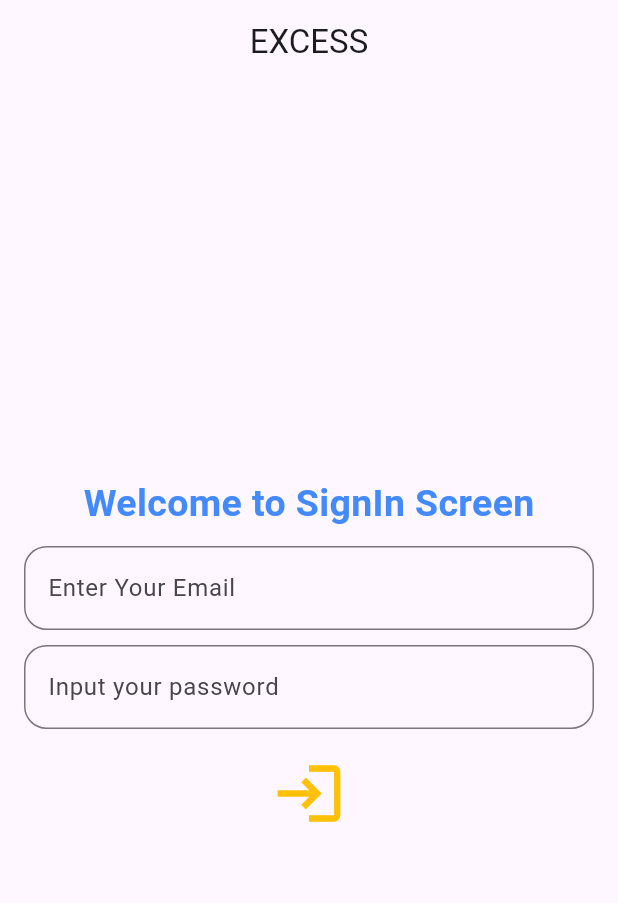
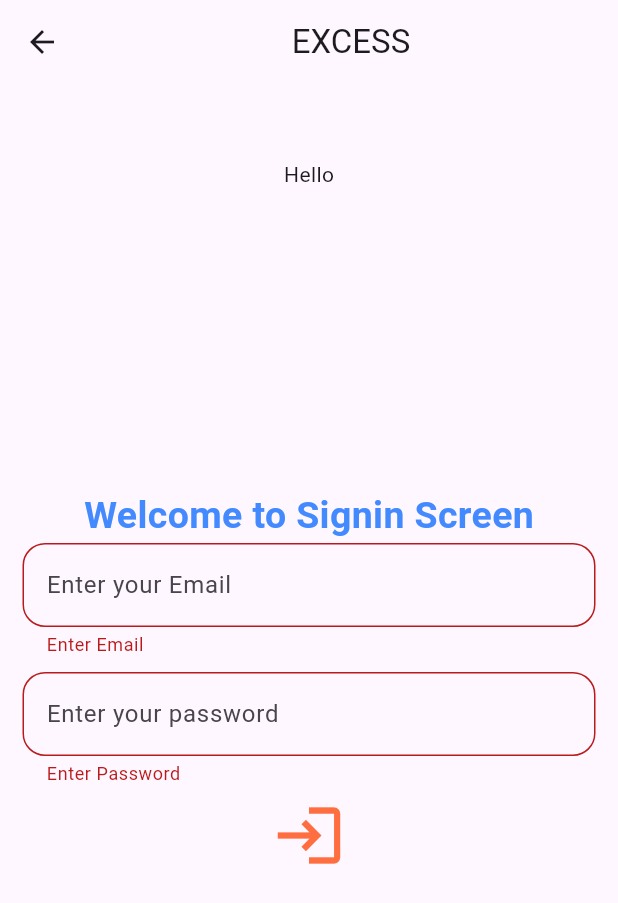
Before and after one commit to pratyoos/flutter_app, a Flutter app: the screen it shows after launch, after a tap on the "login" icon, on a phone screen of 412 x 824 dp. Shown: the top 903 px of the screen. Run offline on Flutter 3.47's test engine with Material 3 defaults, Android fonts, the phone set to English and light mode, and no system bars.

Commit message:
Updated Some Files

```diff
--- a/lib/Day3/day3.dart
+++ b/lib/Day3/day3.dart
@@ -1,41 +1,48 @@
 import 'package:flutter/material.dart';
 
-class SignInScreen extends StatefulWidget {
-  const SignInScreen({super.key});
+class SigninScreen extends StatefulWidget {
+  final String name;
+  const SigninScreen({super.key, required this.name});
 
   @override
-  State<SignInScreen> createState() => _SignInScreenState();
+  State<SigninScreen> createState() => _SigninScreenState();
 }
 
-class _SignInScreenState extends State<SignInScreen> {
+class _SigninScreenState extends State<SigninScreen> {
   TextEditingController emailController = TextEditingController();
   TextEditingController passwordController = TextEditingController();
-
   final validator = GlobalKey<FormState>();
-
   @override
   Widget build(BuildContext context) {
     return Scaffold(
-      appBar: AppBar(title: const Center(child: Text("EXCESS"))),
-      body: Padding(
-        padding: const EdgeInsets.all(16.0),
-        child: Column(
-          mainAxisAlignment: MainAxisAlignment.center,
+      appBar: AppBar(title: Center(child: Text("EXCESS"))),
+      body: Column(
         children: [
-            const Text(
-              "Welcome to SignIn Screen",
+          Padding(padding: const EdgeInsets.only(top: 50),
+          child: Text(widget.name)),
+          Center(
+            child: Padding(
+              padding: const EdgeInsets.only(top: 200),
+              child: Text(
+                "Welcome to Signin Screen",
                 style: TextStyle(
+                  fontSize: 25,
                   color: Colors.blueAccent,
                   fontWeight: FontWeight.w600,
-                fontSize: 25,
+                ),
+              ),
             ),
           ),
           Padding(
-              padding: const EdgeInsets.only(top: 10),
-              child: TextFormField(
-
-
-
+            padding: const EdgeInsets.symmetric(horizontal: 15),
+            child: Column(
+              children: [
+                Form(
+                  key: validator,
+                  child: Column(
+                    children: [
+                      TextFormField(
+                        controller: emailController,
                         validator: (value) {
                           if (value!.isEmpty) {
                             return "Enter Email";
@@ -44,45 +51,77 @@ class _SignInScreenState extends State<SignInScreen> {
                         },
                         keyboardType: TextInputType.emailAddress,
                         decoration: InputDecoration(
-                  hintText: "Enter Your Email",
+                          hintText: "Enter your Email",
                           border: OutlineInputBorder(
                             borderRadius: BorderRadius.circular(15),
                           ),
                         ),
                       ),
-            ),
                       Padding(
                         padding: const EdgeInsets.only(top: 10),
-              child: Column(
-                children: [
-                  Form(
-                    key: validator,
-                    child: Column(
-                      children: [
-                        TextFormField(
+                        child: TextFormField(
+                          controller: passwordController,
                           validator: (value) {
                             if (value!.isEmpty) {
-                              print("Enter Password");
+                              return "Enter Password";
                             }
                             return null;
                           },
                           obscureText: true,
                           decoration: InputDecoration(
-                            hintText: "Input your password",
+                            hintText: "Enter your password",
                             border: OutlineInputBorder(
+                              borderSide: BorderSide(color: Colors.amberAccent),
                               borderRadius: BorderRadius.circular(15),
                             ),
                           ),
                         ),
-                        const SizedBox(height: 10),
+                      ),
+                    ],
+                  ),
+                ),
                 IconButton(
                   onPressed: () {
+                    if (validator.currentState!.validate()) {
+                      if (emailController.text.toString() ==
+                              "hippo@gmail.com" &&
+                          passwordController.text.toString() == "12345") {
+                        ScaffoldMessenger.of(context).showSnackBar(
+                          snackBarAnimationStyle: AnimationStyle(
+                            duration: Duration(seconds: 2),
+                          ),
+                          SnackBar(
+                            content: Text(
+                              "You are authenticated.",
+                              style: TextStyle(color: Colors.white),
+                            ),
+                          ),
+                        );
+                        print("You are correct.");
+                        print("Email is ${emailController.text.toString()}");
+                        print("pass is ${passwordController.text.toString()}");
+                      } else {
+                        ScaffoldMessenger.of(context).showSnackBar(
+                          snackBarAnimationStyle: AnimationStyle(
+                            duration: Duration(seconds: 2),
+                          ),
+                          SnackBar(
+                            content: Text(
+                              "You are not authenticated.",
+                              style: TextStyle(color: Colors.red),
+                            ),
+                          ),
+                        );
+
+                        print("You are wrong. User Auth Failed.");
+                      }
+                    }
                     print("Button Pressed");
                   },
-                          icon: const Icon(
+                  icon: Icon(
                     Icons.login,
                     size: 50,
-                            color: Colors.amber,
+                    color: Colors.deepOrangeAccent,
                   ),
                 ),
               ],
@@ -90,10 +129,6 @@ class _SignInScreenState extends State<SignInScreen> {
           ),
         ],
       ),
-            ),
-          ],
-        ),
-      ),
     );
   }
 }
--- /dev/null
+++ b/lib/Day4/day4.dart
@@ -0,0 +1,50 @@
+import 'dart:async';
+
+import 'package:flutter/material.dart';
+import 'package:my_flutter_app/Day3/day3.dart';
+
+class SplashScreen extends StatefulWidget {
+  const SplashScreen({super.key});
+
+  @override
+  State<SplashScreen> createState() => _SplashScreenState();
+}
+
+class _SplashScreenState extends State<SplashScreen> {
+  @override
+  void initState() {
+    super.initState();
+    Timer(Duration(milliseconds: 500), () {
+      Navigator.push(
+        context,
+        MaterialPageRoute(
+          builder: (context) {
+            return SigninScreen(name: "Hello");
+          },
+        ),
+      );
+    });
+  }
+
+  @override
+  Widget build(BuildContext context) {
+    return Scaffold(
+      appBar: AppBar(),
+      body: Column(
+        mainAxisAlignment: MainAxisAlignment.center,
+        children: [
+          Center(
+            child: Text(
+              "Flutter Bootcamp 1.0",
+              style: TextStyle(
+                fontSize: 30,
+                fontWeight: FontWeight.bold,
+                color: Colors.blue,
+              ),
+            ),
+          ),
+        ],
+      ),
+    );
+  }
+}
--- a/lib/main.dart
+++ b/lib/main.dart
@@ -1,6 +1,5 @@
 import 'package:flutter/material.dart';
-import 'package:my_flutter_app/Day2/day2.dart';
-import 'package:my_flutter_app/Day3/day3.dart';
+import 'package:my_flutter_app/Day4/day4.dart';
 
 void main() {
   runApp(const MyApp());
@@ -8,14 +7,16 @@ void main() {
 
 class MyApp extends StatelessWidget {
   const MyApp({super.key});
-
+  // This widget is the root of your application.
   @override
   Widget build(BuildContext context) {
     return MaterialApp(
-      title: 'Flutter Counter App',
+      title: 'Flutter Demo',
       debugShowCheckedModeBanner: false,
-      theme: ThemeData(primarySwatch: Colors.blue),
-      home: const SignInScreen(),
+      theme: ThemeData(
+        colorScheme: ColorScheme.fromSeed(seedColor: Colors.deepPurple),
+      ),
+      home: SplashScreen(),
     );
   }
 }
```
Lines whose indentation alone changed are shown as unchanged.
